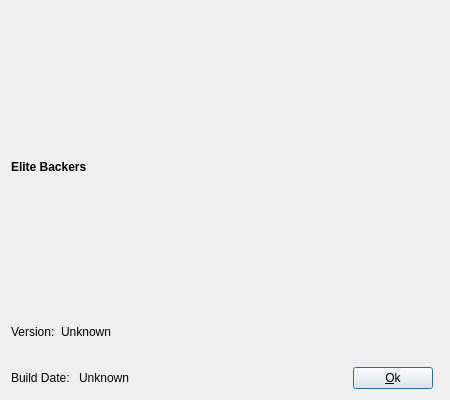
Above: src/gui/src/AboutDialogBase.ui from deskflow/deskflow before the change. Below: the same form after it.
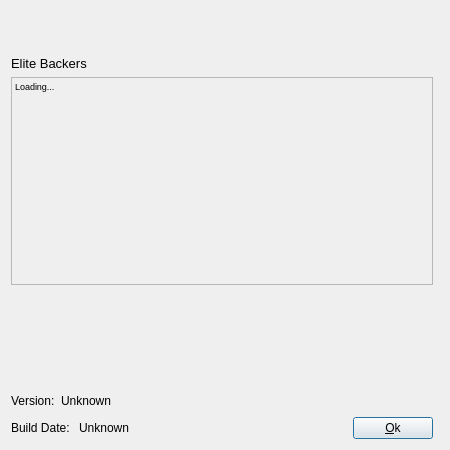
That is the form after the change. Icons and pictures are not drawn.

Commit message: Add Elite Backers

```diff
--- a/src/gui/src/AboutDialogBase.ui
+++ b/src/gui/src/AboutDialogBase.ui
@@ -13,7 +13,7 @@
     <x>0</x>
     <y>0</y>
     <width>450</width>
-    <height>400</height>
+    <height>450</height>
    </rect>
   </property>
   <property name="sizePolicy">
@@ -31,7 +31,7 @@
   <property name="maximumSize">
    <size>
     <width>450</width>
-    <height>400</height>
+    <height>450</height>
    </size>
   </property>
   <property name="windowTitle">
@@ -41,7 +41,20 @@
    <bool>true</bool>
   </property>
   <layout class="QGridLayout">
-   <item row="4" column="1" colspan="2">
+   <item row="3" column="1">
+    <widget class="QLabel" name="labelEliteBackers">
+     <property name="font">
+      <font>
+       <pointsize>10</pointsize>
+       <bold>false</bold>
+      </font>
+     </property>
+     <property name="text">
+      <string>Elite Backers</string>
+     </property>
+    </widget>
+   </item>
+   <item row="5" column="1" colspan="2">
     <spacer>
      <property name="orientation">
       <enum>Qt::Vertical</enum>
@@ -76,7 +89,7 @@
      </property>
     </widget>
    </item>
-   <item row="6" column="1" colspan="2">
+   <item row="7" column="1" colspan="2">
     <layout class="QHBoxLayout" name="horizontalLayout">
      <item>
       <widget class="QLabel" name="label">
@@ -153,7 +166,7 @@
      </property>
     </widget>
    </item>
-   <item row="7" column="1">
+   <item row="8" column="1">
     <layout class="QHBoxLayout" name="horizontalLayout_2">
      <item>
       <widget class="QLabel" name="label_5">
@@ -207,16 +220,47 @@
      </property>
     </spacer>
    </item>
-   <item row="3" column="1">
-    <widget class="QLabel" name="labelEliteBackers">
-     <property name="font">
-      <font>
-       <bold>true</bold>
-      </font>
+   <item row="4" column="1">
+    <widget class="QScrollArea" name="scrollAreaEliteBackers">
+     <property name="widgetResizable">
+      <bool>true</bool>
      </property>
-     <property name="text">
-      <string>Elite Backers</string>
-     </property>
+     <widget class="QWidget" name="scrollAreaWidgetContents">
+      <property name="geometry">
+       <rect>
+        <x>0</x>
+        <y>0</y>
+        <width>419</width>
+        <height>122</height>
+       </rect>
+      </property>
+      <layout class="QHBoxLayout" name="horizontalLayout_3">
+       <property name="leftMargin">
+        <number>3</number>
+       </property>
+       <property name="topMargin">
+        <number>3</number>
+       </property>
+       <property name="rightMargin">
+        <number>3</number>
+       </property>
+       <item>
+        <widget class="QLabel" name="label_2">
+         <property name="font">
+          <font>
+           <pointsize>7</pointsize>
+          </font>
+         </property>
+         <property name="text">
+          <string>Loading...</string>
+         </property>
+         <property name="alignment">
+          <set>Qt::AlignLeading|Qt::AlignLeft|Qt::AlignTop</set>
+         </property>
+        </widget>
+       </item>
+      </layout>
+     </widget>
     </widget>
    </item>
   </layout>
```
The commit also changes 1 other file.
